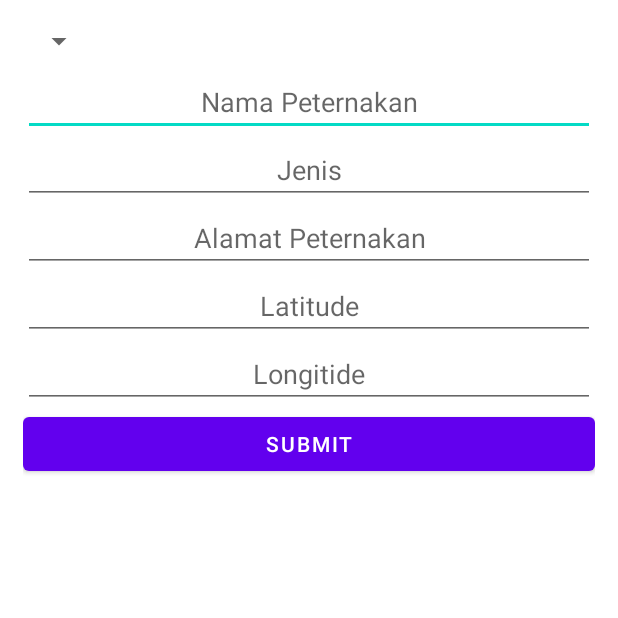
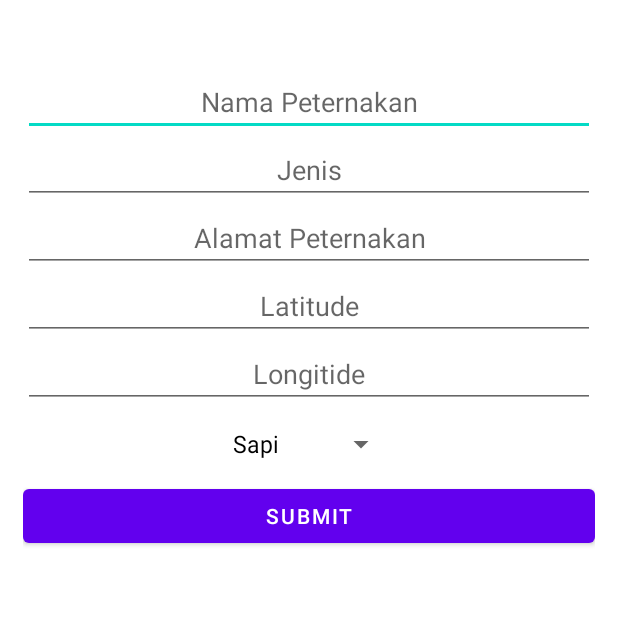
Before and after one commit to KEVINGILBERTTODING/KediriAPP, an Android app: the InputPeternakan screen opened directly, with no data from a screen before it, after a tap on "SUBMIT", on a phone screen of 412 x 824 dp, the top half of it. Run offline under Robolectric (Android 15) with nearby library versions, the phone set to English and light mode, and no system bars; our stand-ins replace Volley; network calls fail.

Commit message:
add spinner jenis peternakan

```diff
--- a/app/src/main/java/com/example/kediriapp/InputPeternakan.java
+++ b/app/src/main/java/com/example/kediriapp/InputPeternakan.java
@@ -18,12 +18,18 @@ import com.android.volley.toolbox.Volley;
 import java.util.HashMap;
 import java.util.Map;
 
+import android.widget.AdapterView;
+import android.widget.ArrayAdapter;
+import android.widget.Spinner;
+
 
 public class InputPeternakan extends AppCompatActivity {
+
 
     EditText namaPeternakan, jenisPeternakan, alamatPeternakan, latitude, longitude;
     Button InsertButton;
     ProgressDialog progressDialog;
+    Spinner spinner;
 
 
     RequestQueue requestQueue;
@@ -37,11 +43,17 @@ public class InputPeternakan extends AppCompatActivity {
         setContentView(R.layout.activity_input_peternakan);
 
         namaPeternakan = findViewById(R.id.editTextName);
-        jenisPeternakan = findViewById(R.id.editTextJenis);
+
         alamatPeternakan = findViewById(R.id.editTextAlamat);
         latitude = findViewById(R.id.editTextLatitude);
         longitude = findViewById(R.id.editTextLongitude);
         InsertButton = findViewById(R.id.ButtonInsert);
+        spinner = findViewById(R.id.spinner);
+
+        ArrayAdapter<CharSequence>adapter = ArrayAdapter.createFromResource(this, R.array.jenis, android.R.layout.simple_spinner_dropdown_item);
+        adapter.setDropDownViewResource(android.R.layout.simple_spinner_dropdown_item);
+        spinner.setAdapter(adapter);
+
 
         requestQueue = Volley.newRequestQueue(InputPeternakan.this);
 
@@ -109,7 +121,7 @@ public class InputPeternakan extends AppCompatActivity {
     // Creating method to get value from EditText.
     public void GetValueFromEditText() {
         NameHolder = namaPeternakan.getText().toString().trim();
-        JenisHolder = jenisPeternakan.getText().toString().trim();
+        JenisHolder = spinner.getSelectedItem().toString().trim();
         AlamatHolder = alamatPeternakan.getText().toString().trim();
         LatitudeHolder = latitude.getText().toString().trim();
         LongitudeHolder = longitude.getText().toString().trim();
--- a/app/src/main/res/layout/activity_input_peternakan.xml
+++ b/app/src/main/res/layout/activity_input_peternakan.xml
@@ -61,8 +61,12 @@
 
 
     <Spinner
+        android:layout_centerHorizontal="true"
+        android:id="@+id/spinner"
         android:layout_width="wrap_content"
         android:layout_height="wrap_content"
+        android:layout_below="@id/editTextLongitude"
+
 
         />
 
@@ -71,7 +75,7 @@
         android:layout_height="wrap_content"
         android:text="Submit"
         android:id="@+id/ButtonInsert"
-        android:layout_below="@+id/editTextLongitude"
+        android:layout_below="@+id/spinner"
         android:layout_centerHorizontal="true" />
 
 </RelativeLayout>
--- a/app/src/main/res/layout/peternakan_list.xml
+++ b/app/src/main/res/layout/peternakan_list.xml
@@ -24,7 +24,7 @@
 
             <TextView
                 android:id="@+id/tvId"
-                android:layout_width="18dp"
+                android:layout_width="20dp"
                 android:layout_height="wrap_content"
                 android:text="1"
                 android:textSize="16sp" />
--- a/app/src/main/res/values/strings.xml
+++ b/app/src/main/res/values/strings.xml
@@ -1,3 +1,9 @@
 <resources>
     <string name="app_name">KediriAPP</string>
+
+
+    <string-array name="jenis">
+        <item>Sapi</item>
+        <item>Unggas</item>
+    </string-array>
 </resources>
```
